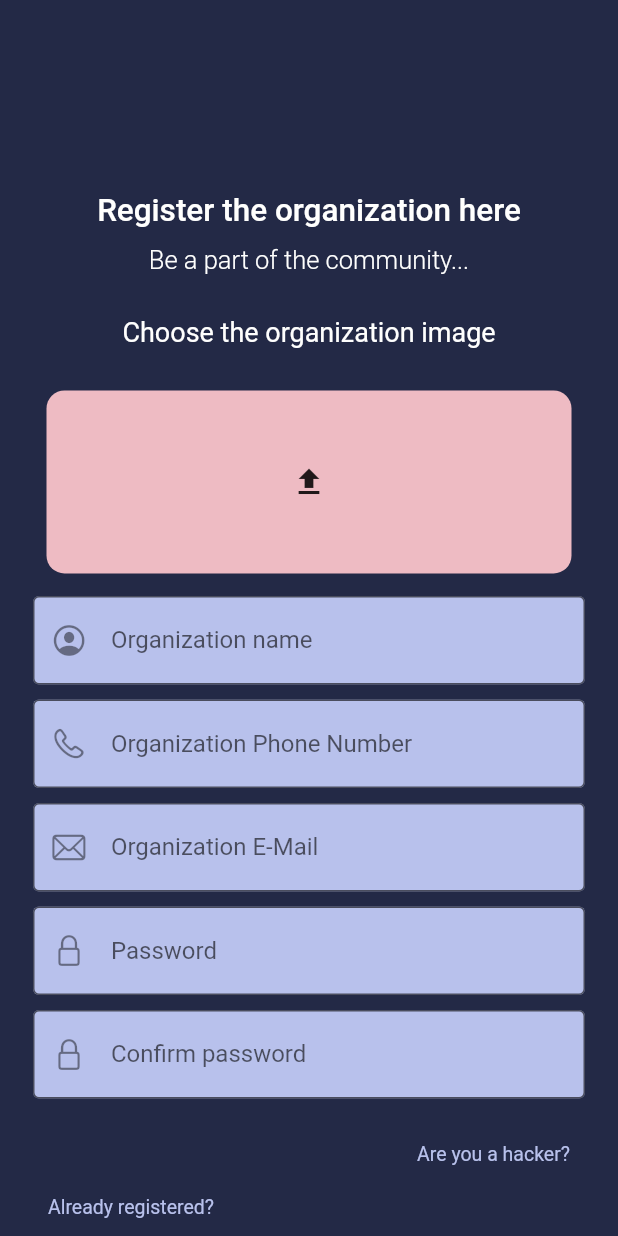
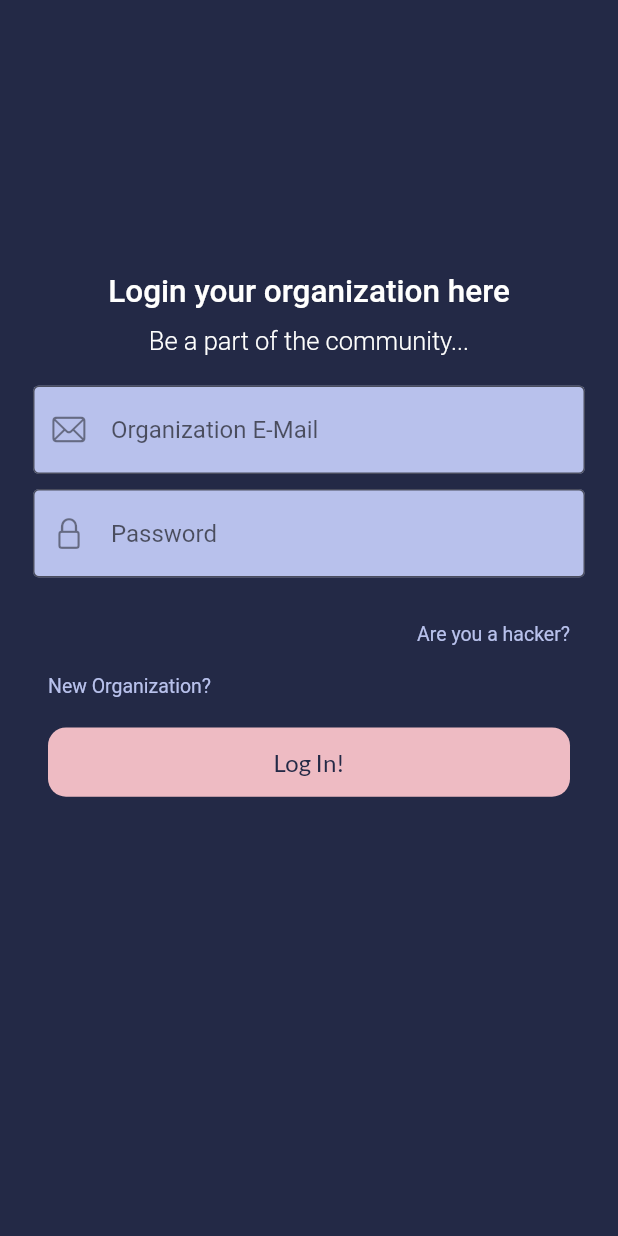
Before and after one commit to Suven-p/collabworks, a Flutter app: the screen it shows after launch, on a phone screen of 412 x 824 dp. Run offline on Flutter 3.47's test engine with Material 2 defaults, Android fonts, the phone set to English and light mode, and no system bars; our stand-ins replace cloud_firestore, firebase_auth, firebase_core, firebase_storage, google_fonts, image_picker; accounts and stored records are empty.

Commit message:
this is the seventh commit

```diff
--- a/lib/screens/login_screen.dart
+++ b/lib/screens/login_screen.dart
@@ -1,3 +1,4 @@
+import 'package:collabworks/controllers/auth_controller.dart';
 import 'package:collabworks/screens/signup_screen.dart';
 import 'package:flutter/cupertino.dart';
 import "package:flutter/material.dart";
@@ -18,6 +19,11 @@ class _LoginScreenState extends State<LoginScreen> {
     super.dispose();
     _emailController.dispose();
     _passwordController.dispose();
+  }
+
+  void login(BuildContext context) {
+    AuthController()
+        .logIn(_emailController.text, _passwordController.text, context);
   }
 
   // const MyLogin({super.key});
@@ -120,7 +126,11 @@ class _LoginScreenState extends State<LoginScreen> {
                     const SizedBox(
                       height: 14,
                     ),
-                    Container(
+                    InkWell(
+                      onTap: () {
+                        login(context);
+                      },
+                      child: Container(
                         width: double.infinity,
                         margin: const EdgeInsets.symmetric(horizontal: 10),
                         height: size.height * 0.056,
@@ -137,6 +147,7 @@ class _LoginScreenState extends State<LoginScreen> {
                           borderRadius: BorderRadius.circular(12),
                         ),
                       ),
+                    ),
                   ],
                 )),
           ),
--- a/lib/screens/mainScaffold.dart
+++ b/lib/screens/mainScaffold.dart
@@ -7,6 +7,9 @@ class MainScaffold extends StatelessWidget {
   @override
   Widget build(BuildContext context) {
     return Scaffold(
-        backgroundColor: Color(0xFF232946), body: SingleChildScrollView(child));
+        backgroundColor: Color(0xFF232946),
+        body: SingleChildScrollView(
+          child: child,
+        ));
   }
 }
--- a/lib/screens/organizaton_login_screen.dart
+++ b/lib/screens/organizaton_login_screen.dart
@@ -1,5 +1,6 @@
 import 'dart:io';
 
+import 'package:collabworks/controllers/auth_controller.dart';
 import 'package:collabworks/screens/login_screen.dart';
 import 'package:collabworks/screens/organization_signup_screen.dart';
 import 'package:collabworks/utils/utils.dart';
@@ -15,40 +16,20 @@ class OrganizationLogInScreen extends StatefulWidget {
 }
 
 class _OrganizationLogInScreenState extends State<OrganizationLogInScreen> {
-  final TextEditingController _nameController = TextEditingController();
-  final TextEditingController _ageController = TextEditingController();
-  final TextEditingController _phoneNumberController = TextEditingController();
   final TextEditingController _emailController = TextEditingController();
   final TextEditingController _passwordController = TextEditingController();
-  final TextEditingController _confirmPasswordController =
-      TextEditingController();
 
   @override
   void dispose() {
     // TODO: implement dispose
     super.dispose();
-    _nameController.dispose();
-    _ageController.dispose();
-    _phoneNumberController.dispose();
     _emailController.dispose();
     _passwordController.dispose();
-    _confirmPasswordController.dispose();
   }
 
-  void pickImage(BuildContext context) async {
-    final ImagePicker _picker = ImagePicker();
-    // Pick an image
-    final XFile? file = await _picker.pickImage(source: ImageSource.gallery);
-
-    if (file == null) {
-      showSnackBar(context, 'Please choose an image');
-    } else {
-      setState(() {
-        File newFile = File(file!.path);
-        image = newFile;
-        print('img is $image');
-      });
-    }
+  void login(BuildContext context) {
+    AuthController().loginOrganization(
+        _passwordController.text, _emailController.text, context);
   }
 
   @override
@@ -61,18 +42,18 @@ class _OrganizationLogInScreenState extends State<OrganizationLogInScreen> {
             padding: const EdgeInsets.all(4.0),
             child: Container(
               color: Color(0xFF232946),
-              height: size.height * 1.2,
+              height: size.height * 0.8,
               child: Padding(
                 padding: const EdgeInsets.all(18.0),
                 child: Column(
                   // ignore: prefer_const_literals_to_create_immutables
-                  mainAxisAlignment: MainAxisAlignment.center,
+
                   children: [
                     const SizedBox(
-                      height: 10,
+                      height: 160,
                     ),
                     Text(
-                      'Register the organization here',
+                      'Login your organization here',
                       style: GoogleFonts.roboto(
                         fontSize: 21,
                         fontWeight: FontWeight.w500,
@@ -91,88 +72,8 @@ class _OrganizationLogInScreenState extends State<OrganizationLogInScreen> {
                     const SizedBox(
                       height: 20,
                     ),
-                    Padding(
-                      padding: const EdgeInsets.all(8.0),
-                      child: const Text(
-                        'Choose the organization image',
-                        style: TextStyle(
-                          fontSize: 18,
-                          color: Color(0xFFfffffe),
-                        ),
-                      ),
-                    ),
-                    const SizedBox(
-                      height: 20,
-                    ),
-                    image == null
-                        ? Container(
-                            height: 122,
-                            width: 350,
-                            alignment: Alignment.center,
-                            decoration: BoxDecoration(
-                              color: Color(0xFFeebbc3),
-                              borderRadius: BorderRadius.circular(12),
-                            ),
-                            child: IconButton(
-                              icon: Icon(Icons.upload),
-                              onPressed: () {
-                                pickImage(context);
-                              },
-                            ),
-                          )
-                        : Container(
-                            height: 122,
-                            width: 300,
-                            alignment: Alignment.center,
-                            decoration: BoxDecoration(
-                              color: Colors.grey[100],
-                              borderRadius: BorderRadius.circular(12),
-                            ),
-                            child: Row(
-                              mainAxisAlignment: MainAxisAlignment.center,
-                              children: [
-                                Image(
-                                  image: FileImage(image!),
-                                  fit: BoxFit.cover,
-                                  width: 160,
-                                ),
-                                IconButton(
-                                  onPressed: () {
-                                    pickImage(context);
-                                  },
-                                  icon: Icon(Icons.edit),
-                                ),
-                              ],
-                            ),
-                          ),
-                    const SizedBox(
-                      height: 15,
-                    ),
                     TextField(
-                      decoration: InputDecoration(
-                        filled: true,
-                        fillColor: Color(0xFFb8c1ec),
-                        border: OutlineInputBorder(),
-                        prefixIcon: Icon(CupertinoIcons.profile_circled),
-                        hintText: " Organization name",
-                      ),
-                    ),
-                    const SizedBox(
-                      height: 10,
-                    ),
-                    TextField(
-                      decoration: InputDecoration(
-                        filled: true,
-                        fillColor: Color(0xFFb8c1ec),
-                        border: OutlineInputBorder(),
-                        prefixIcon: Icon(CupertinoIcons.phone),
-                        hintText: " Organization Phone Number",
-                      ),
-                    ),
-                    const SizedBox(
-                      height: 10,
-                    ),
-                    TextField(
+                      controller: _emailController,
                       decoration: InputDecoration(
                         filled: true,
                         fillColor: Color(0xFFb8c1ec),
@@ -185,24 +86,13 @@ class _OrganizationLogInScreenState extends State<OrganizationLogInScreen> {
                       height: 10,
                     ),
                     TextField(
+                      controller: _passwordController,
                       decoration: InputDecoration(
                         filled: true,
                         fillColor: Color(0xFFb8c1ec),
                         border: OutlineInputBorder(),
                         prefixIcon: Icon(CupertinoIcons.padlock),
                         hintText: " Password",
-                      ),
-                    ),
-                    const SizedBox(
-                      height: 10,
-                    ),
-                    TextField(
-                      decoration: InputDecoration(
-                        filled: true,
-                        fillColor: Color(0xFFb8c1ec),
-                        border: OutlineInputBorder(),
-                        prefixIcon: Icon(CupertinoIcons.padlock),
-                        hintText: " Confirm password",
                       ),
                     ),
                     const SizedBox(
@@ -231,12 +121,12 @@ class _OrganizationLogInScreenState extends State<OrganizationLogInScreen> {
                       child: Container(
                         alignment: Alignment.centerLeft,
                         child: InkWell(
-                          // onTap: () => Navigator.of(context).pushReplacement(
-                          //     MaterialPageRoute(
-                          //         builder: (context) =>
-                          //             OrganizationSignUpScreen())),
+                          onTap: () => Navigator.of(context).pushReplacement(
+                              MaterialPageRoute(
+                                  builder: (context) =>
+                                      OrganizationSignUpScreen())),
                           child: Text(
-                            'Already registered?',
+                            'New Organization?',
                             style: GoogleFonts.roboto(
                               fontSize: 13,
                               color: Color(0xFFb8c1ec),
@@ -248,13 +138,17 @@ class _OrganizationLogInScreenState extends State<OrganizationLogInScreen> {
                     const SizedBox(
                       height: 10,
                     ),
-                    Container(
+                    InkWell(
+                      onTap: () {
+                        login(context);
+                      },
+                      child: Container(
                         width: double.infinity,
                         margin: const EdgeInsets.symmetric(horizontal: 10),
                         height: size.height * 0.056,
                         alignment: Alignment.center,
                         child: Text(
-                        'Sign Up!',
+                          'Log In!',
                           style: GoogleFonts.lato(
                             color: Color(0xFF232946),
                             fontSize: 16,
@@ -265,6 +159,7 @@ class _OrganizationLogInScreenState extends State<OrganizationLogInScreen> {
                           borderRadius: BorderRadius.circular(12),
                         ),
                       ),
+                    ),
                   ],
                 ),
               ),
```
Also changed, not shown: lib/controllers/auth_controller.dart (+14 -0 lines), lib/repositories/auth_repository.dart (+44 -5 lines), lib/screens/organization_signup_screen.dart (+28 -6 lines), lib/screens/signup_screen.dart (+7 -1 lines), lib/ui/landing_page.dart (+4 -4 lines), lib/ui/signin.dart (deleted, +0 -20 lines), lib/ui/signup.dart (deleted, +0 -58 lines). Lines whose indentation alone changed are shown as unchanged.
